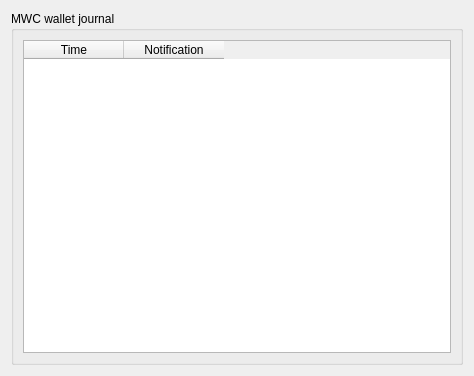
This is windows/events.ui in mwcproject/mwc-qt-wallet as Qt 5 draws it before an edit. The edited form follows.
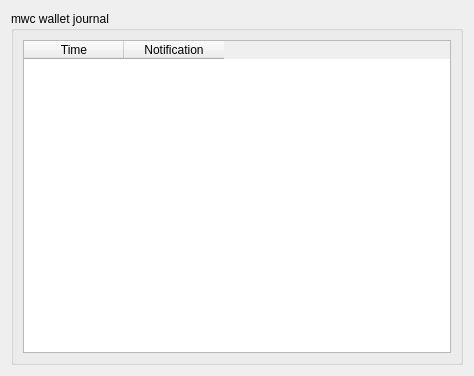
This is the edited form. Custom widgets are drawn as their Qt base class.

```diff
--- a/windows/events.ui
+++ b/windows/events.ui
@@ -17,7 +17,7 @@
    <item>
     <widget class="QGroupBox" name="groupBox">
      <property name="title">
-      <string>MWC wallet journal</string>
+      <string>mwc wallet journal</string>
      </property>
      <layout class="QVBoxLayout" name="verticalLayout">
       <item>
```
